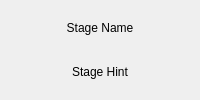
Before: the Qt Designer form window.ui in mode89/rdf, drawn with Qt 5.
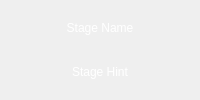
After: the same form once the commit is applied.

Commit message:
Display labels with white color
Better contrast.

The edit to the form file:
```diff
--- a/window.ui
+++ b/window.ui
@@ -17,6 +17,9 @@
    <layout class="QVBoxLayout" name="verticalLayout">
     <item>
      <widget class="QLabel" name="stage_name">
+      <property name="styleSheet">
+       <string notr="true">color: white</string>
+      </property>
       <property name="text">
        <string>Stage Name</string>
       </property>
@@ -27,6 +30,9 @@
     </item>
     <item>
      <widget class="QLabel" name="stage_hint">
+      <property name="styleSheet">
+       <string notr="true">color: white</string>
+      </property>
       <property name="text">
        <string>Stage Hint</string>
       </property>
```
